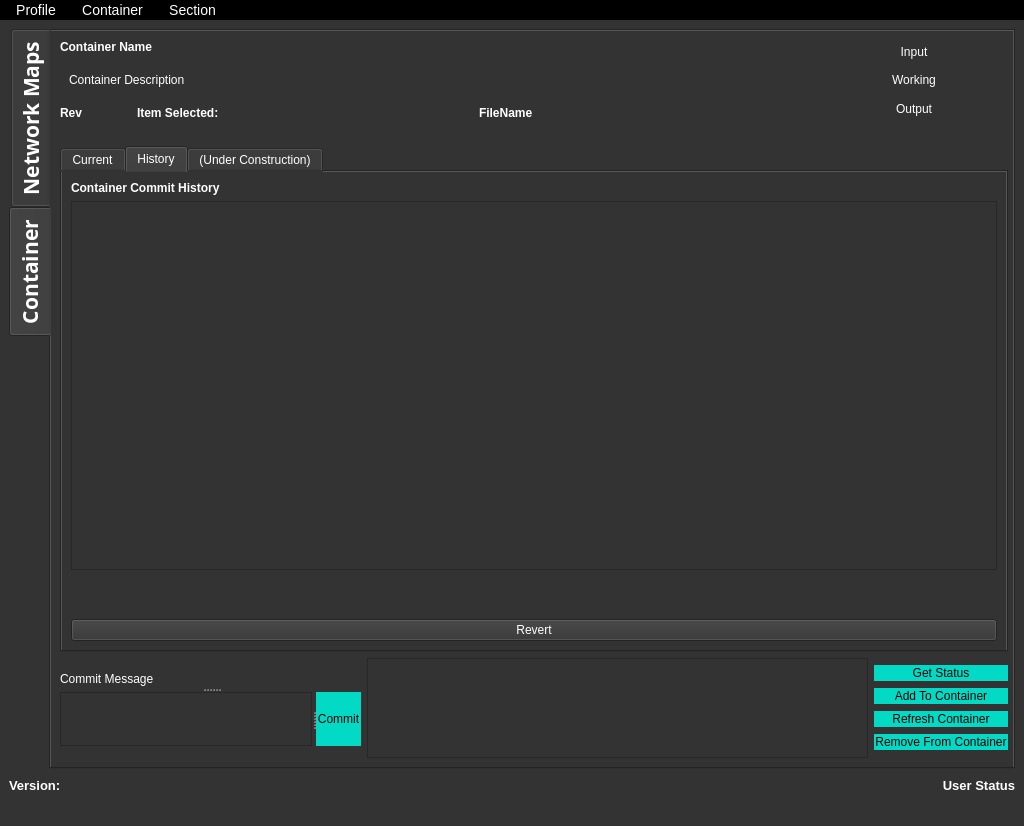
Old version of the form Graphics/UI/SagaGui.ui in the repository inexplicable01/saga.
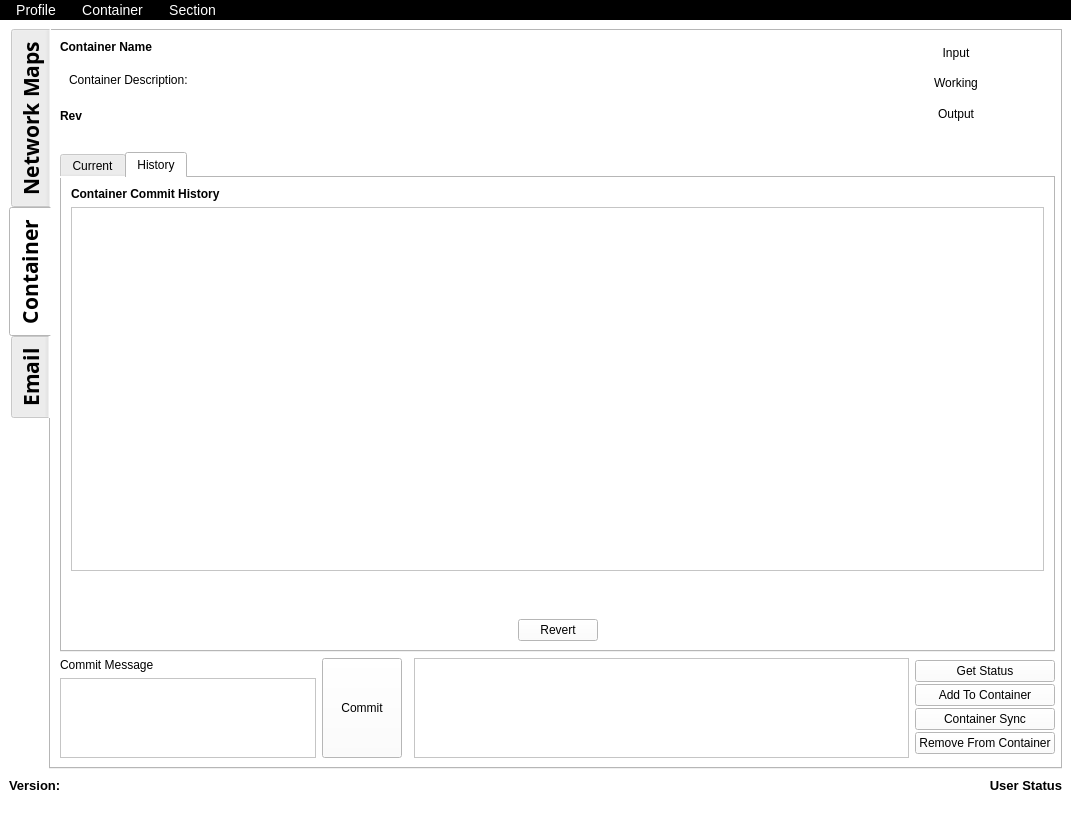
New version of the form. The open tabs and pages were chosen to show the change. Icons and pictures are not drawn.

The edit to the form file:
```diff
--- a/Graphics/UI/SagaGui.ui
+++ b/Graphics/UI/SagaGui.ui
@@ -6,7 +6,7 @@
    <rect>
     <x>0</x>
     <y>0</y>
-    <width>1024</width>
+    <width>1071</width>
     <height>826</height>
    </rect>
   </property>
@@ -26,9 +26,11 @@
   </property>
   <property name="styleSheet">
    <string notr="true">QWidget
-{	background-color: #333333;
-	color: white;
-}</string>
+{	background-color: white;
+	color: black;
+}
+
+</string>
   </property>
   <widget class="QWidget" name="centralwidget">
    <property name="sizePolicy">
@@ -47,8 +49,8 @@
 
 </string>
    </property>
-   <layout class="QHBoxLayout" name="horizontalLayout_8">
-    <item>
+   <layout class="QGridLayout" name="gridLayout_3">
+    <item row="0" column="0">
      <layout class="QVBoxLayout" name="verticalLayout" stretch="1,0">
       <item>
        <widget class="QTabWidget" name="maintabwidget">
@@ -62,10 +64,6 @@
           <kerning>true</kerning>
          </font>
         </property>
-        <property name="styleSheet">
-         <string notr="true">QTabBar::Tab {
-    background: rgb(61, 61, 61);\n	color: White;\n	border: 1px solid rgb(20, 20, 20);\n	border-radius: 3px;\n	padding: 3px;\n\n}\n\nQTabWidget::pane &gt; QWidget { /* The tab widget frame */\n    background: rgb(61, 61, 61);\n}\n\nQTabBar::tab:disabled {\n	color: rgb(139, 139, 139)\n}\n\n\nQTabBar::tab:selected, QTabBar::tab:hover {\nbackground: qlineargradient(x1: 0, y1: 0, x2: 0, y2: 1, stop: 0 #3d3d3d, stop: 0.4 rgb(141, 141, 141), stop: 0.5 rgb(141, 141, 141), stop: 1.0 #3d3d3d);\n}\n\nQTabBar::tab:!selected {\nmargin-top: 4px; /* make non-selected tabs look smaller */\n}\n\nQTabBar::tab:selected {\n/* expand/overlap to the left and right by 4px */\nmargin-left: -3px;\nmargin-right: -3px;\n}\nQTabBar::tab:first:selected {\nmargin-left: 0; /* the first selected tab has nothing to overlap with on the left */\n}\nQTabBar::tab:last:selected {\nmargin-right: 0; /* the last selected tab has nothing to overlap with on the right */\n}\nQTabBar::tab:only-one {\nmargin: 0; /* if there is only one tab, we don't want overlapping margins */\n}\n\n\nQWidget\n{\n	background-color: #fff;\n\n\n}\n\n\n/*-----QLabel-----*/\nQLabel\n{\n	background-color: transparent;\n	color: #454544;\n	font-weight: bold;\n	font-size: 16px;\n\n}\n#mapTitle {\n	font-size: 24px\n}\n\n#containerlabel {\n	font-size: 24px\n}\n\n/*-----QPushButton-----*/\nQPushButton\n{\n	background-color: #5c55e9;\n	color: #fff;\n	font-size: 13px;\n	font-weight: bold;\n	border-top-right-radius: 15px;\n	border-top-left-radius: 0px;\n	border-bottom-right-radius: 0px;\n	border-bottom-left-radius: 15px;\n	padding: 10px;\n\n}\n\n\nQPushButton::disabled\n{\n	background-color: #5c5c5c;\n	color: rgb(158, 158, 158)\n\n}\n\n\nQPushButton::hover\n{\n	background-color: #5564f2;\n\n}\n\n\nQPushButton::pressed\n{\n	background-color: #3d4ef2;\n\n}\n\n\n/*-----QCheckBox-----*/\nQCheckBox\n{\n	background-color: transparent;\n	color: #5c55e9;\n	font-size: 10px;\n	font-weight: bold;\n	border: none;\n	border-radius: 5px;\n\n}\n\n\n/*-----QCheckBox-----*/\nQCheckBox::indicator\n{\n    background-color: #323232;\n    border: 1px solid darkgray;\n    width: 12px;\n    height: 12px;\n\n}\n\n\nQCheckBox::indicator:checked\n{\n    image:url(&quot;./ressources/check.png&quot;);\n	background-color: #5c55e9;\n    border: 1px solid #5c55e9;\n\n}\n\n\nQCheckBox::indicator:unchecked:hover\n{\n    border: 1px solid #5c55e9;\n\n}\n\n\nQCheckBox::disabled\n{\n	color: #656565;\n\n}\n\n\nQCheckBox::indicator:disabled\n{\n	background-color: #656565;\n	color: #656565;\n    border: 1px solid #656565;\n\n}\n\n\n/*-----QLineEdit-----*/\nQLineEdit\n{\n	background-color: #c2c7d5;\n	color: #2a547f;\n	border: none;\n	padding: 5px;\n\n}\n\n\n/*-----QListView-----*/\nQListView\n{\n	background-color: #5c55e9;\n	color: #fff;\n	font-size: 14px;\n	font-weight: bold;\n	show-decoration-selected: 0;\n	border-radius: 4px;\n	padding-left: -15px;\n	padding-right: -15px;\n	padding-top: 5px;\n\n}\n\n\nQListView:disabled\n{\n	background-color: #5c5c5c;\n\n}\n\n\nQListView::item\n{\n	background-color: #454e5e;\n	border: none;\n	padding: 10px;\n	border-radius: 0px;\n	padding-left : 10px;\n	height: 32px;\n\n}\n\n\nQListView::item:selected\n{\n	color: #000;\n	background-color: #fff;\n\n}\n\n\nQListView::item:!selected\n{\n	color:white;\n	background-color: transparent;\n	border: none;\n	padding-left : 10px;\n\n}\n\n\nQListView::item:!selected:hover\n{\n	color: #fff;\n	background-color: #5564f2;\n	border: none;\n	padding-left : 10px;\n\n}\n\n\nQTextEdit\n{\n	color: black;\n}\n\nQTextBrowser\n{\n	color: #ffb113;\n}\n\n\n/*-----QTableView &amp; QTableWidget-----*/\nQTableView\n{\n    background-color: #fff;\n	border: 1px solid gray;\n    color: #454544;\n    gridline-color: gray;\n    outline : 0;\n\n}\n\n\nQTableView::item:hover\n{\n    background-color: #bcbdbb;\n    color: #000;\n\n}\n\n\nQTableView::item:selected\n{\n	background-color: #5c55e9;\n    color: #fff;\n\n}\n\n\nQTableView::item:selected:disabled\n{\n    background-color: #1a1b1c;\n    border: 2px solid #525251;\n    color: #656565;\n\n}\n\n\nQTableCornerButton::section\n{\n	background-color: #ced5e3;\n	border: none;\n    color: #fff;\n\n}\n\n\nQHeaderView::section\n{\n	color: #2a547f;\n	border: 0px;\n	background-color: #ced5e3;\n	padding: 5px;\n\n}\n\n\nQHeaderView::section:disabled\n{\n    background-color: #525251;\n    color: #656565;\n\n}\n\n\nQHeaderView::section:checked\n{\n    color: #fff;\n    background-color: #5c55e9;\n\n}\n\n\nQHeaderView::section:checked:disabled\n{\n    color: #656565;\n    background-color: #525251;\n\n}\n\n\nQHeaderView::section::vertical::first,\nQHeaderView::section::vertical::only-one\n{\n    border-top: 1px solid #353635;\n\n}\n\n\nQHeaderView::section::vertical\n{\n    border-top: 1px solid #353635;\n\n}\n\n\nQHeaderView::section::horizontal::first,\nQHeaderView::section::horizontal::only-one\n{\n    border-left: 1px solid #353635;\n\n}\n\n\nQHeaderView::section::horizontal\n{\n    border-left: 1px solid #353635;\n\n}\n\n\n/*-----QScrollBar-----*/\nQScrollBar:horizontal\n{\n    background-color: transparent;\n    height: 8px;\n    margin: 0px;\n    padding: 0px;\n\n}\n\n\nQScrollBar::handle:horizontal\n{\n    border: none;\n	min-width: 100px;\n    background-color: #7e92b7;\n\n}\n\n\nQScrollBar::add-line:horizontal,\nQScrollBar::sub-line:horizontal,\nQScrollBar::add-page:horizontal,\nQScrollBar::sub-page:horizontal\n{\n    width: 0px;\n    background-color: #d8dce6;\n\n}\n\n\nQScrollBar:vertical\n{\n    background-color: transparent;\n    width: 8px;\n    margin: 0;\n\n}\n\n\nQScrollBar::handle:vertical\n{\n    border: none;\n	min-height: 100px;\n    background-color: #7e92b7;\n\n}\n\n\nQScrollBar::add-line:vertical,\nQScrollBar::sub-line:vertical,\nQScrollBar::add-page:vertical,\nQScrollBar::sub-page:vertical\n{\n    height: 0px;\n    background-color: #d8dce6;\n\n}</string>
-        </property>
         <property name="tabPosition">
          <enum>QTabWidget::West</enum>
         </property>
@@ -266,7 +264,14 @@
                    <number>1</number>
                   </property>
                   <widget class="QWidget" name="committedcontainer">
-                   <layout class="QHBoxLayout" name="horizontalLayout_10">
+                   <layout class="QHBoxLayout" name="horizontalLayout_10" stretch="0,1">
+                    <item>
+                     <widget class="QLabel" name="label">
+                      <property name="text">
+                       <string>Container Description: </string>
+                      </property>
+                     </widget>
+                    </item>
                     <item>
                      <widget class="QLabel" name="containerdescriplbl">
                       <property name="maximumSize">
@@ -276,7 +281,7 @@
                        </size>
                       </property>
                       <property name="text">
-                       <string>Container Description</string>
+                       <string/>
                       </property>
                      </widget>
                     </item>
@@ -322,30 +327,17 @@
                  </widget>
                 </item>
                 <item>
-                 <widget class="QLabel" name="label">
-                  <property name="font">
-                   <font>
-                    <weight>75</weight>
-                    <bold>true</bold>
-                   </font>
+                 <spacer name="horizontalSpacer_2">
+                  <property name="orientation">
+                   <enum>Qt::Horizontal</enum>
                   </property>
-                  <property name="text">
-                   <string>Item Selected:</string>
+                  <property name="sizeHint" stdset="0">
+                   <size>
+                    <width>40</width>
+                    <height>20</height>
+                   </size>
                   </property>
-                 </widget>
-                </item>
-                <item>
-                 <widget class="QLabel" name="selectedFileHeader">
-                  <property name="font">
-                   <font>
-                    <weight>75</weight>
-                    <bold>true</bold>
-                   </font>
-                  </property>
-                  <property name="text">
-                   <string>FileName</string>
-                  </property>
-                 </widget>
+                 </spacer>
                 </item>
                </layout>
               </item>
@@ -457,24 +449,41 @@
                </widget>
               </item>
               <item>
-               <widget class="QPushButton" name="revertbttn">
-                <property name="text">
-                 <string>Revert</string>
-                </property>
-               </widget>
-              </item>
-             </layout>
-            </widget>
-            <widget class="QWidget" name="containerschemtab">
-             <property name="enabled">
-              <bool>false</bool>
-             </property>
-             <attribute name="title">
-              <string>(Under Construction)</string>
-             </attribute>
-             <layout class="QVBoxLayout" name="verticalLayout_11">
-              <item>
-               <widget class="QGraphicsView" name="maincontainerview"/>
+               <layout class="QHBoxLayout" name="horizontalLayout_11">
+                <item>
+                 <spacer name="horizontalSpacer_3">
+                  <property name="orientation">
+                   <enum>Qt::Horizontal</enum>
+                  </property>
+                  <property name="sizeHint" stdset="0">
+                   <size>
+                    <width>40</width>
+                    <height>20</height>
+                   </size>
+                  </property>
+                 </spacer>
+                </item>
+                <item>
+                 <widget class="QPushButton" name="revertbttn">
+                  <property name="text">
+                   <string>Revert</string>
+                  </property>
+                 </widget>
+                </item>
+                <item>
+                 <spacer name="horizontalSpacer_4">
+                  <property name="orientation">
+                   <enum>Qt::Horizontal</enum>
+                  </property>
+                  <property name="sizeHint" stdset="0">
+                   <size>
+                    <width>40</width>
+                    <height>20</height>
+                   </size>
+                  </property>
+                 </spacer>
+                </item>
+               </layout>
               </item>
              </layout>
             </widget>
@@ -482,58 +491,49 @@
           </item>
           <item>
            <layout class="QHBoxLayout" name="horizontalLayout_7">
+            <item>
+             <layout class="QGridLayout" name="gridLayout_2">
+              <item row="0" column="0">
+               <widget class="QLabel" name="commitmsgboxlbl">
+                <property name="text">
+                 <string>Commit Message</string>
+                </property>
+               </widget>
+              </item>
+              <item row="1" column="0">
+               <widget class="QTextEdit" name="commitmsgEdit">
+                <property name="sizePolicy">
+                 <sizepolicy hsizetype="Maximum" vsizetype="Maximum">
+                  <horstretch>0</horstretch>
+                  <verstretch>0</verstretch>
+                 </sizepolicy>
+                </property>
+               </widget>
+              </item>
+              <item row="0" column="1" rowspan="2">
+               <widget class="QPushButton" name="commitBttn">
+                <property name="sizePolicy">
+                 <sizepolicy hsizetype="Maximum" vsizetype="Expanding">
+                  <horstretch>0</horstretch>
+                  <verstretch>0</verstretch>
+                 </sizepolicy>
+                </property>
+                <property name="text">
+                 <string>Commit</string>
+                </property>
+               </widget>
+              </item>
+             </layout>
+            </item>
             <item>
              <widget class="QSplitter" name="splitter_7">
               <property name="orientation">
                <enum>Qt::Vertical</enum>
               </property>
-              <widget class="QLabel" name="commitmsgboxlbl">
-               <property name="maximumSize">
-                <size>
-                 <width>431</width>
-                 <height>19</height>
-                </size>
-               </property>
-               <property name="text">
-                <string>Commit Message</string>
-               </property>
-              </widget>
               <widget class="QSplitter" name="splitter_6">
                <property name="orientation">
                 <enum>Qt::Horizontal</enum>
                </property>
-               <widget class="QTextEdit" name="commitmsgEdit">
-                <property name="maximumSize">
-                 <size>
-                  <width>314</width>
-                  <height>54</height>
-                 </size>
-                </property>
-               </widget>
-               <widget class="QPushButton" name="commitBttn">
-                <property name="maximumSize">
-                 <size>
-                  <width>112</width>
-                  <height>54</height>
-                 </size>
-                </property>
-                <property name="styleSheet">
-                 <string notr="true">QPushButton::disabled {
-    background-color: #C2C7CB;
-    border: 0px solid #C2C7CB;
-    color:black
-}
-
-QPushButton::enabled {
-    background-color: #03DAC6;
-    border: 1px solid #03DAC6;
-    color:black
-}</string>
-                </property>
-                <property name="text">
-                 <string>Commit</string>
-                </property>
-               </widget>
               </widget>
              </widget>
             </item>
@@ -555,17 +555,7 @@
               <item>
                <widget class="QPushButton" name="getstatusbttn">
                 <property name="styleSheet">
-                 <string notr="true">QPushButton::disabled {
-    background-color: #C2C7CB;
-    border: 0px solid #C2C7CB;
-    color:black
-}
-
-QPushButton::enabled {
-    background-color: #03DAC6;
-    border: 1px solid #03DAC6;
-    color:black
-}</string>
+                 <string notr="true"/>
                 </property>
                 <property name="text">
                  <string>Get Status</string>
@@ -581,17 +571,7 @@
                  </size>
                 </property>
                 <property name="styleSheet">
-                 <string notr="true">QPushButton::disabled {
-    background-color: #C2C7CB;
-    border: 0px solid #C2C7CB;
-    color:black
-}
-
-QPushButton::enabled {
-    background-color: #03DAC6;
-    border: 1px solid #03DAC6;
-    color:black
-}</string>
+                 <string notr="true"/>
                 </property>
                 <property name="text">
                  <string>Add To Container</string>
@@ -607,20 +587,10 @@
                  </size>
                 </property>
                 <property name="styleSheet">
-                 <string notr="true">QPushButton::disabled {
-    background-color: #C2C7CB;
-    border: 0px solid #C2C7CB;
-    color:black
-}
-
-QPushButton::enabled {
-    background-color: #03DAC6;
-    border: 1px solid #03DAC6;
-    color:black
-}</string>
+                 <string notr="true"/>
                 </property>
                 <property name="text">
-                 <string>Refresh Container</string>
+                 <string>Container Sync</string>
                 </property>
                </widget>
               </item>
@@ -633,17 +603,7 @@
                  </size>
                 </property>
                 <property name="styleSheet">
-                 <string notr="true">QPushButton::disabled {
-    background-color: #C2C7CB;
-    border: 0px solid #C2C7CB;
-    color:black
-}
-
-QPushButton::enabled {
-    background-color: #03DAC6;
-    border: 1px solid #03DAC6;
-    color:black
-}</string>
+                 <string notr="true"/>
                 </property>
                 <property name="text">
                  <string>Remove From Container</string>
@@ -656,6 +616,29 @@
           </item>
          </layout>
         </widget>
+        <widget class="QWidget" name="EmailTab">
+         <property name="enabled">
+          <bool>false</bool>
+         </property>
+         <attribute name="title">
+          <string>Email</string>
+         </attribute>
+         <layout class="QVBoxLayout" name="verticalLayout_11" stretch="3,7">
+          <item>
+           <layout class="QHBoxLayout" name="horizontalLayout_8">
+            <item>
+             <widget class="QTableView" name="tableView_2"/>
+            </item>
+            <item>
+             <widget class="QListView" name="listView"/>
+            </item>
+           </layout>
+          </item>
+          <item>
+           <widget class="QTableView" name="tableView"/>
+          </item>
+         </layout>
+        </widget>
        </widget>
       </item>
       <item>
@@ -730,7 +713,7 @@
     <rect>
      <x>0</x>
      <y>0</y>
-     <width>1024</width>
+     <width>1071</width>
      <height>24</height>
     </rect>
    </property>
```
Left out of the diff: 154 changed lines with no effect on the pictures.
